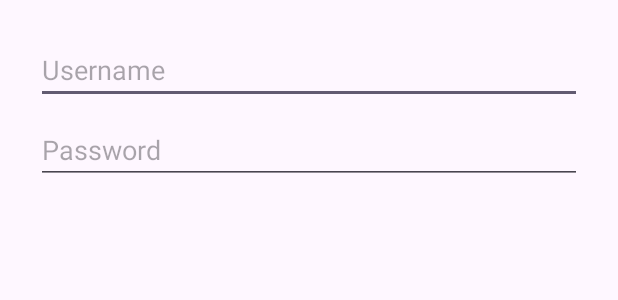
After one commit to WenDEVLIFE/ACTIVITY77, an Android app: the layout logindialog.xml on its own in the app's theme, with its tools: preview values and no code run, on a phone screen of 412 x 824 dp. The commit adds this screen. Shown: the top 300 px of the screen. Run offline under Robolectric (Android 15) with nearby library versions, the light colour scheme and no system bars.

Commit message:
Added logindialog.xml

```diff
--- a/app/src/main/java/com/example/activity77/LoginActivity.kt
+++ b/app/src/main/java/com/example/activity77/LoginActivity.kt
@@ -49,4 +49,8 @@ class LoginActivity : AppCompatActivity() {
 
         }
     }
+
+
+
+
 }
--- /dev/null
+++ b/app/src/main/res/layout/logindialog.xml
@@ -0,0 +1,21 @@
+<!-- res/layout/dialog_login.xml -->
+<LinearLayout xmlns:android="http://schemas.android.com/apk/res/android"
+    android:orientation="vertical"
+    android:padding="24dp"
+    android:layout_width="match_parent"
+    android:layout_height="wrap_content">
+
+    <EditText
+        android:id="@+id/dialogUsername"
+        android:hint="Username"
+        android:layout_width="match_parent"
+        android:layout_height="wrap_content"/>
+
+    <EditText
+        android:id="@+id/dialogPassword"
+        android:hint="Password"
+        android:inputType="textPassword"
+        android:layout_width="match_parent"
+        android:layout_height="wrap_content"
+        android:layout_marginTop="8dp"/>
+</LinearLayout>
```
